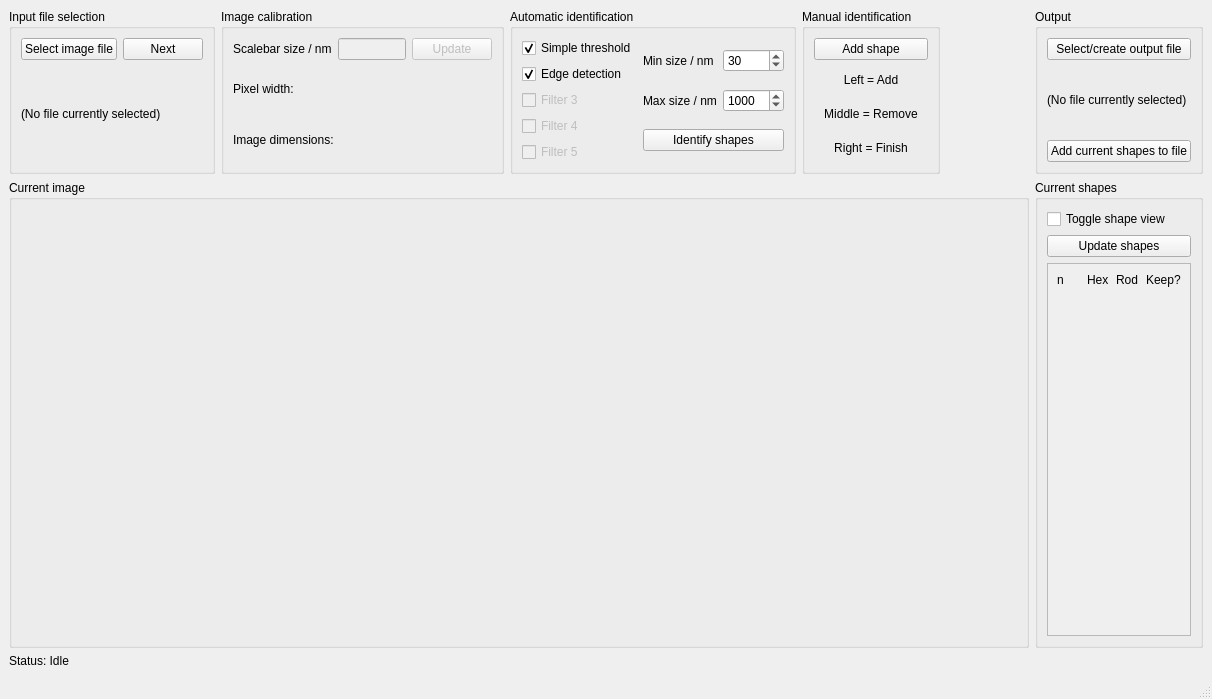
Before: the Qt Designer form particle-counter/gui_draft_2.ui in grlewis333/phd-work, drawn with Qt 5.
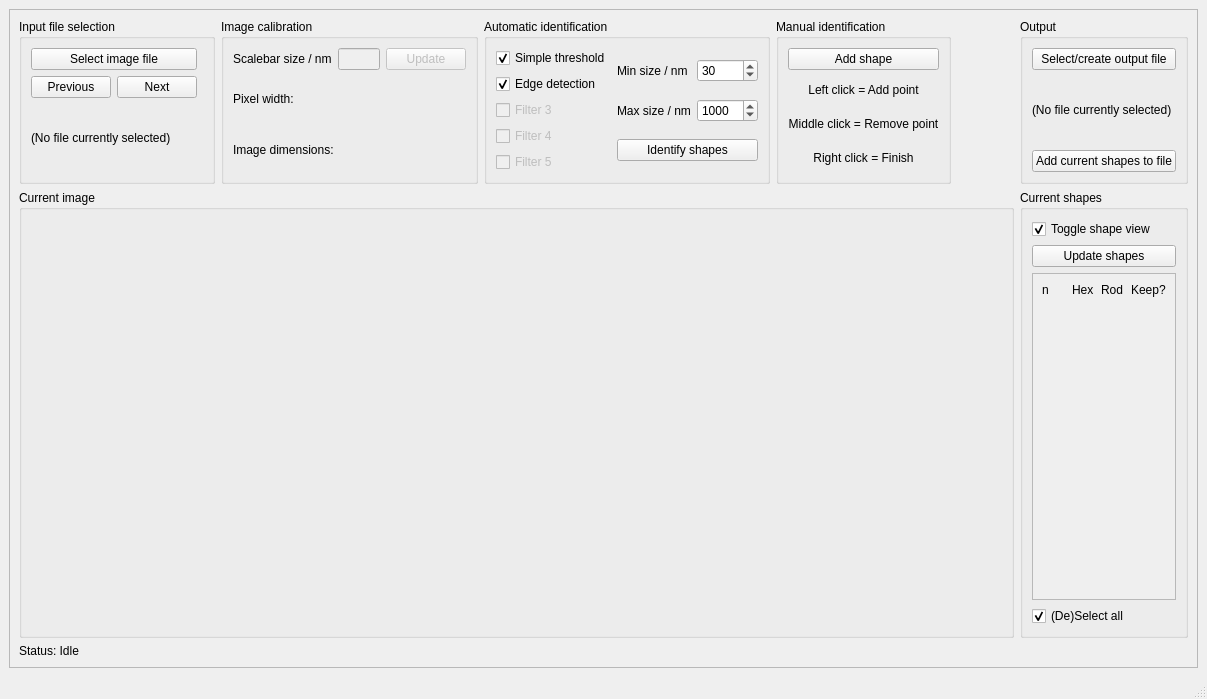
After: the same form once the commit is applied.

The edit to the form file:
```diff
--- a/particle-counter/gui_draft_2.ui
+++ b/particle-counter/gui_draft_2.ui
@@ -6,7 +6,7 @@
    <rect>
     <x>0</x>
     <y>0</y>
-    <width>1212</width>
+    <width>1207</width>
     <height>699</height>
    </rect>
   </property>
@@ -15,28 +15,130 @@
   </property>
   <widget class="QWidget" name="centralwidget">
    <layout class="QGridLayout" name="gridLayout">
-    <item row="0" column="4">
-     <spacer name="horizontalSpacer_3">
-      <property name="orientation">
-       <enum>Qt::Horizontal</enum>
+    <item row="0" column="0">
+     <widget class="QFrame" name="frame">
+      <property name="frameShape">
+       <enum>QFrame::StyledPanel</enum>
       </property>
-      <property name="sizeHint" stdset="0">
-       <size>
-        <width>123</width>
-        <height>20</height>
-       </size>
+      <property name="frameShadow">
+       <enum>QFrame::Raised</enum>
       </property>
-     </spacer>
-    </item>
-    <item row="2" column="0">
-     <widget class="QLabel" name="label_statusbar">
+      <layout class="QGridLayout" name="gridLayout_15">
+       <item row="0" column="0">
+        <widget class="QGroupBox" name="groupBox">
+         <property name="title">
+          <string>Input file selection</string>
+         </property>
+         <layout class="QGridLayout" name="gridLayout_3">
+          <item row="0" column="0">
+           <layout class="QGridLayout" name="gridLayout_2">
+            <item row="1" column="1">
+             <widget class="QPushButton" name="pushButton_nextimage">
+              <property name="toolTip">
+               <string>Open next .tif in folder</string>
+              </property>
+              <property name="text">
+               <string>Next</string>
+              </property>
+             </widget>
+            </item>
+            <item row="1" column="0">
+             <widget class="QPushButton" name="pushButton_previousimage">
+              <property name="toolTip">
+               <string>Open previous .tif in folder</string>
+              </property>
       <property name="text">
-       <string>Status: Idle</string>
-      </property>
+               <string>Previous</string>
+              </property>
+             </widget>
+            </item>
+            <item row="0" column="0" colspan="2">
+             <widget class="QPushButton" name="pushButton_fileinput">
+              <property name="toolTip">
+               <string>Choose an SEM .tif file to analyse</string>
+              </property>
+              <property name="text">
+               <string>Select image file</string>
+              </property>
+             </widget>
+            </item>
+            <item row="2" column="0" colspan="3">
+             <widget class="QLabel" name="label_inputname">
+              <property name="text">
+               <string>(No file currently selected)</string>
+              </property>
+              <property name="wordWrap">
+               <bool>true</bool>
+              </property>
+             </widget>
+            </item>
+           </layout>
+          </item>
+         </layout>
+        </widget>
+       </item>
+       <item row="0" column="1">
+        <widget class="QGroupBox" name="groupBox_2">
+         <property name="title">
+          <string>Image calibration</string>
+         </property>
+         <layout class="QGridLayout" name="gridLayout_5">
+          <item row="0" column="0">
+           <layout class="QGridLayout" name="gridLayout_4">
+            <item row="0" column="3">
+             <widget class="QPushButton" name="pushButton_updatescalenm">
+              <property name="enabled">
+               <bool>false</bool>
+              </property>
+              <property name="toolTip">
+               <string>Update calibration based on input scalebar size</string>
+              </property>
+              <property name="text">
+               <string>Update</string>
+              </property>
+             </widget>
+            </item>
+            <item row="0" column="0" colspan="2">
+             <widget class="QLabel" name="label">
+              <property name="text">
+               <string>Scalebar size / nm</string>
+              </property>
+             </widget>
+            </item>
+            <item row="0" column="2">
+             <widget class="QLineEdit" name="lineEdit_scalenm">
+              <property name="enabled">
+               <bool>false</bool>
+              </property>
+              <property name="toolTip">
+               <string>Image scalebar length in nm (used for image calibration)</string>
+              </property>
+             </widget>
+            </item>
+            <item row="1" column="0" colspan="4">
+             <widget class="QLabel" name="label_pxwidth">
+              <property name="text">
+               <string>Pixel width:</string>
+              </property>
+             </widget>
+            </item>
+            <item row="2" column="0" colspan="4">
+             <widget class="QLabel" name="label_imdim">
+              <property name="text">
+               <string>Image dimensions:</string>
+              </property>
+             </widget>
+            </item>
+           </layout>
+          </item>
+         </layout>
      </widget>
     </item>
     <item row="0" column="2">
      <widget class="QGroupBox" name="groupBox_5">
+         <property name="acceptDrops">
+          <bool>false</bool>
+         </property>
       <property name="title">
        <string>Automatic identification</string>
       </property>
@@ -45,6 +147,9 @@
         <layout class="QGridLayout" name="gridLayout_8">
          <item row="1" column="0" colspan="2">
           <widget class="QCheckBox" name="checkBox_f2">
+              <property name="toolTip">
+               <string>Attempts to find shapes within clusters by looking for edges</string>
+              </property>
            <property name="text">
             <string>Edge detection</string>
            </property>
@@ -94,6 +199,9 @@
          </item>
          <item row="0" column="0" colspan="2">
           <widget class="QCheckBox" name="checkBox_f1">
+              <property name="toolTip">
+               <string>Good at finding cluster outlines</string>
+              </property>
            <property name="text">
             <string>Simple threshold</string>
            </property>
@@ -115,6 +223,9 @@
          </item>
          <item row="0" column="1">
           <widget class="QSpinBox" name="spinBox_minsize">
+              <property name="toolTip">
+               <string>Minimum particle size boundary</string>
+              </property>
            <property name="maximum">
             <number>10000</number>
            </property>
@@ -125,6 +236,9 @@
          </item>
          <item row="1" column="1">
           <widget class="QSpinBox" name="spinBox_maxsize">
+              <property name="toolTip">
+               <string>Maximum particle size boundary</string>
+              </property>
            <property name="maximum">
             <number>10000</number>
            </property>
@@ -161,7 +275,7 @@
        <item row="1" column="0">
         <widget class="QLabel" name="label_9">
          <property name="text">
-          <string>Left = Add</string>
+             <string>Left click = Add point</string>
          </property>
          <property name="alignment">
           <set>Qt::AlignCenter</set>
@@ -171,7 +285,7 @@
        <item row="3" column="0">
         <widget class="QLabel" name="label_11">
          <property name="text">
-          <string>Right = Finish</string>
+             <string>Right click = Finish</string>
          </property>
          <property name="alignment">
           <set>Qt::AlignCenter</set>
@@ -181,7 +295,7 @@
        <item row="2" column="0">
         <widget class="QLabel" name="label_10">
          <property name="text">
-          <string>Middle = Remove</string>
+             <string>Middle click = Remove point</string>
          </property>
          <property name="alignment">
           <set>Qt::AlignCenter</set>
@@ -190,6 +304,13 @@
        </item>
        <item row="0" column="0">
         <widget class="QPushButton" name="pushButton_manualidentify">
+            <property name="toolTip">
+             <string>Add a single shape manually. 
+ Left click to add points. 
+ Middle click to remove points. 
+ Right click to finish. 
+ Note timout after 60 s)</string>
+            </property>
          <property name="text">
           <string>Add shape</string>
          </property>
@@ -198,6 +319,19 @@
       </layout>
      </widget>
     </item>
+       <item row="0" column="4">
+        <spacer name="horizontalSpacer_3">
+         <property name="orientation">
+          <enum>Qt::Horizontal</enum>
+         </property>
+         <property name="sizeHint" stdset="0">
+          <size>
+           <width>123</width>
+           <height>20</height>
+          </size>
+         </property>
+        </spacer>
+       </item>
     <item row="0" column="5">
      <widget class="QGroupBox" name="groupBox_7">
       <property name="title">
@@ -205,21 +339,32 @@
       </property>
       <layout class="QGridLayout" name="gridLayout_11">
        <item row="0" column="0">
-        <widget class="QPushButton" name="pushButton">
+           <widget class="QPushButton" name="pushButton_outputfile">
+            <property name="toolTip">
+             <string>Choose output file for saving. 
+ If creating a new file, the program will create 'userinput_HEX.csv' and 'userinput_ROD.csv'. 
+ If file already exists, select either the HEX or ROD file and the program will automatically add to them.</string>
+            </property>
          <property name="text">
           <string>Select/create output file</string>
          </property>
         </widget>
        </item>
        <item row="1" column="0">
-        <widget class="QLabel" name="label_6">
+           <widget class="QLabel" name="label_output_path">
          <property name="text">
           <string>(No file currently selected)</string>
          </property>
+            <property name="wordWrap">
+             <bool>true</bool>
+            </property>
         </widget>
        </item>
        <item row="2" column="0">
-        <widget class="QPushButton" name="pushButton_2">
+           <widget class="QPushButton" name="pushButton_addtofile">
+            <property name="toolTip">
+             <string>Saves everything in 'current shapes' to the selected output files</string>
+            </property>
          <property name="text">
           <string>Add current shapes to file</string>
          </property>
@@ -228,94 +373,6 @@
       </layout>
      </widget>
     </item>
-    <item row="0" column="0">
-     <widget class="QGroupBox" name="groupBox">
-      <property name="title">
-       <string>Input file selection</string>
-      </property>
-      <layout class="QGridLayout" name="gridLayout_3">
-       <item row="0" column="0">
-        <layout class="QGridLayout" name="gridLayout_2">
-         <item row="0" column="0">
-          <widget class="QPushButton" name="pushButton_fileinput">
-           <property name="text">
-            <string>Select image file</string>
-           </property>
-          </widget>
-         </item>
-         <item row="0" column="1">
-          <widget class="QPushButton" name="pushButton_nextimage">
-           <property name="text">
-            <string>Next</string>
-           </property>
-          </widget>
-         </item>
-         <item row="1" column="0" colspan="2">
-          <widget class="QLabel" name="label_inputname">
-           <property name="text">
-            <string>(No file currently selected)</string>
-           </property>
-           <property name="wordWrap">
-            <bool>true</bool>
-           </property>
-          </widget>
-         </item>
-        </layout>
-       </item>
-      </layout>
-     </widget>
-    </item>
-    <item row="0" column="1">
-     <widget class="QGroupBox" name="groupBox_2">
-      <property name="title">
-       <string>Image calibration</string>
-      </property>
-      <layout class="QGridLayout" name="gridLayout_5">
-       <item row="0" column="0">
-        <layout class="QGridLayout" name="gridLayout_4">
-         <item row="0" column="3">
-          <widget class="QPushButton" name="pushButton_updatescalenm">
-           <property name="enabled">
-            <bool>false</bool>
-           </property>
-           <property name="text">
-            <string>Update</string>
-           </property>
-          </widget>
-         </item>
-         <item row="0" column="0" colspan="2">
-          <widget class="QLabel" name="label">
-           <property name="text">
-            <string>Scalebar size / nm</string>
-           </property>
-          </widget>
-         </item>
-         <item row="0" column="2">
-          <widget class="QLineEdit" name="lineEdit_scalenm">
-           <property name="enabled">
-            <bool>false</bool>
-           </property>
-          </widget>
-         </item>
-         <item row="1" column="0" colspan="4">
-          <widget class="QLabel" name="label_pxwidth">
-           <property name="text">
-            <string>Pixel width:</string>
-           </property>
-          </widget>
-         </item>
-         <item row="2" column="0" colspan="4">
-          <widget class="QLabel" name="label_imdim">
-           <property name="text">
-            <string>Image dimensions:</string>
-           </property>
-          </widget>
-         </item>
-        </layout>
-       </item>
-      </layout>
-     </widget>
-    </item>
     <item row="1" column="0" colspan="5">
      <widget class="QGroupBox" name="groupBox_3">
       <property name="title">
@@ -371,7 +428,7 @@
             <x>0</x>
             <y>0</y>
             <width>131</width>
-            <height>375</height>
+               <height>331</height>
            </rect>
           </property>
           <layout class="QGridLayout" name="gridLayout_14">
@@ -424,20 +481,52 @@
          </widget>
         </widget>
        </item>
-       <item row="0" column="0">
-        <widget class="QCheckBox" name="checkBox_shapetoggle">
-         <property name="text">
-          <string>Toggle shape view</string>
-         </property>
-        </widget>
-       </item>
        <item row="1" column="0">
         <widget class="QPushButton" name="pushButton_updateshapes">
+            <property name="toolTip">
+             <string>Removes any shapes with 'Keep?' unchecked</string>
+            </property>
          <property name="text">
           <string>Update shapes</string>
          </property>
         </widget>
        </item>
+          <item row="0" column="0">
+           <widget class="QCheckBox" name="checkBox_shapetoggle">
+            <property name="toolTip">
+             <string>Toggle plotting of shapes on/off</string>
+            </property>
+            <property name="text">
+             <string>Toggle shape view</string>
+            </property>
+            <property name="checked">
+             <bool>true</bool>
+            </property>
+           </widget>
+          </item>
+          <item row="3" column="0">
+           <widget class="QCheckBox" name="checkBox_selectall">
+            <property name="toolTip">
+             <string>Toggle all 'Keep?' checkboxes on/off</string>
+            </property>
+            <property name="text">
+             <string>(De)Select all</string>
+            </property>
+            <property name="checked">
+             <bool>true</bool>
+            </property>
+           </widget>
+          </item>
+         </layout>
+        </widget>
+       </item>
+       <item row="2" column="0">
+        <widget class="QLabel" name="label_statusbar">
+         <property name="text">
+          <string>Status: Idle</string>
+         </property>
+        </widget>
+       </item>
       </layout>
      </widget>
     </item>
@@ -448,7 +537,7 @@
     <rect>
      <x>0</x>
      <y>0</y>
-     <width>1212</width>
+     <width>1207</width>
      <height>22</height>
     </rect>
    </property>
```
Lines whose indentation alone changed are shown as unchanged.
